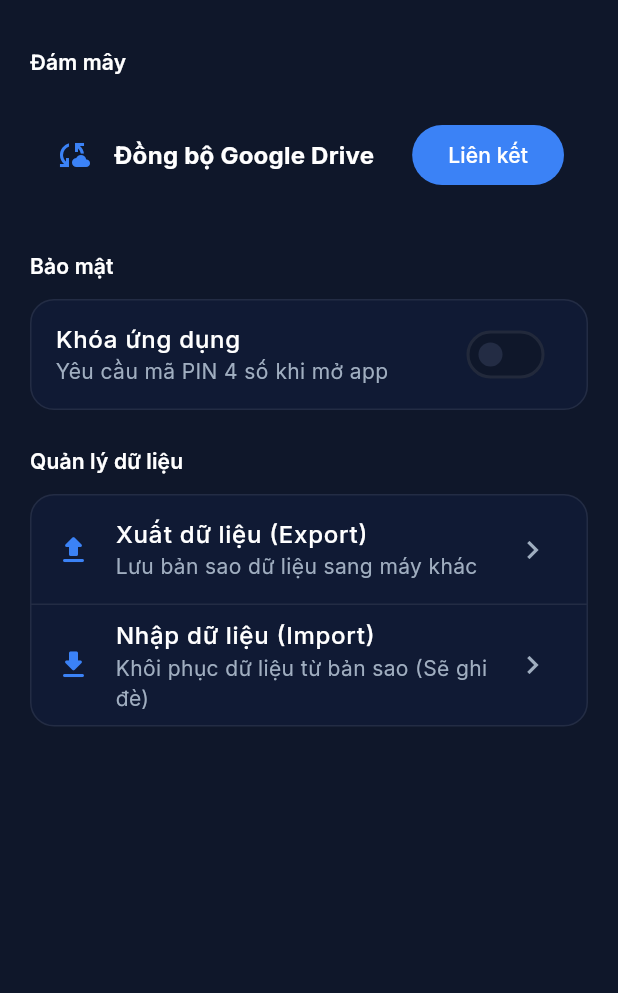
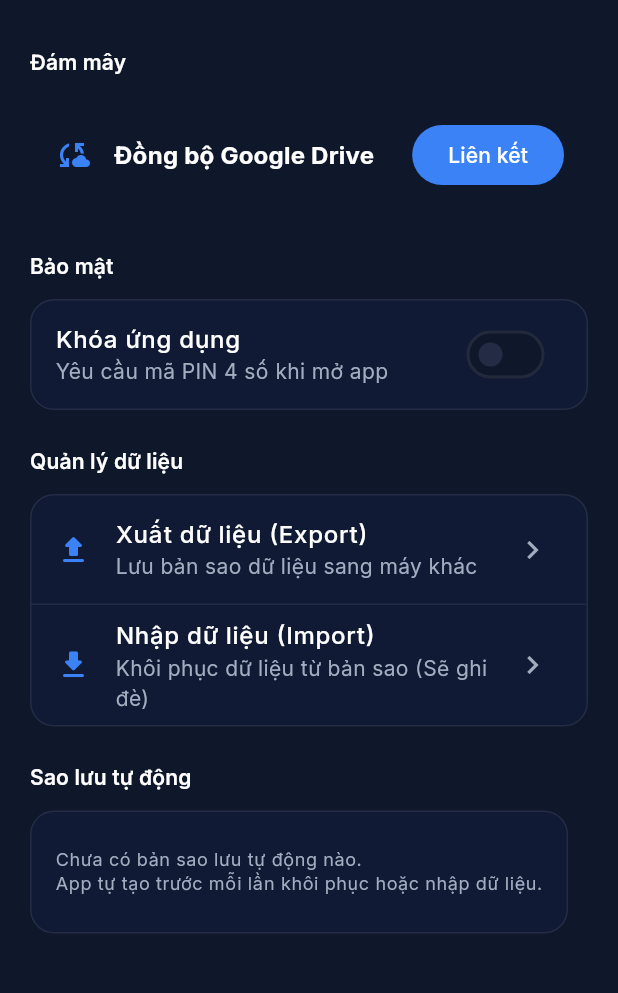
Before and after one commit to TranCongAnh-01A/Quan-ly-tai-chinh-offline, a Flutter app: the SettingsScreen screen opened directly, on a phone screen of 412 x 824 dp, the part 61-1054 px from its top. Run offline on Flutter 3.47's test engine with Material 3 defaults, Android fonts, the phone set to English and light mode, and no system bars; our stand-ins replace csv, equatable, file_picker, fl_chart, flutter_bloc, flutter_secure_storage and 9 more; missing offline and left inert: googleapis; accounts and stored records are empty; generated files the repository leaves out were written again; project files that could hold a hidden picture were left out.

Commit message:
feat(backup): thêm giao diện khôi phục từ bản sao lưu tự động
App tự chụp lại dữ liệu trước mỗi lần khôi phục hoặc nhập file, giữ 3 bản
gần nhất. Nhưng các file đó nằm trong thư mục riêng của app nên bộ chọn
file của hệ điều hành không nhìn thấy, và không có dòng code nào đọc lại
chúng — lưới an toàn tồn tại nhưng không ai với tới được.

Thêm listAutoBackups() và restoreFromAutoBackup(), kèm thẻ trong màn hình
Cài đặt liệt kê thời điểm và dung lượng từng bản, mỗi bản một nút khôi
phục. Khôi phục đi qua importFromJsonString() nên vẫn được validate và vẫn
tự chụp thêm một bản trước khi ghi đè.

```diff
--- a/lib/services/import_service.dart
+++ b/lib/services/import_service.dart
@@ -16,6 +16,29 @@ import '../data/models/journal.dart';
 import '../core/utils/receipt_storage.dart';
 import '../ui/screens/auth/auth_wrapper.dart';
 import 'export_service.dart';
+
+/// Một bản sao lưu tự động nằm trong thư mục riêng của app.
+class AutoBackupEntry {
+  final File file;
+  final DateTime createdAt;
+  final int sizeBytes;
+
+  const AutoBackupEntry({
+    required this.file,
+    required this.createdAt,
+    required this.sizeBytes,
+  });
+
+  /// Dung lượng dạng dễ đọc: "1,2 MB", "980 KB".
+  String get readableSize {
+    if (sizeBytes >= 1024 * 1024) {
+      final mb = sizeBytes / (1024 * 1024);
+      return '${mb.toStringAsFixed(1).replaceAll('.', ',')} MB';
+    }
+    if (sizeBytes >= 1024) return '${(sizeBytes / 1024).round()} KB';
+    return '$sizeBytes B';
+  }
+}
 
 class ImportService {
   Isar get _db => DatabaseService.instance;
@@ -85,6 +108,65 @@ class ImportService {
     await backupFile.writeAsString(backupJson);
 
     await pruneAutoBackups(dir);
+  }
+
+  /// Danh sách bản sao lưu tự động, mới nhất trước.
+  ///
+  /// Các file này nằm trong thư mục riêng của app nên bộ chọn file của hệ
+  /// điều hành không thấy — không liệt kê ra thì người dùng không có đường
+  /// nào chạm tới, và lưới an toàn coi như không tồn tại.
+  Future<List<AutoBackupEntry>> listAutoBackups() async {
+    try {
+      final dir = await getApplicationDocumentsDirectory();
+      return readAutoBackups(dir);
+    } catch (e) {
+      debugPrint('List auto backup ERROR: $e');
+      return const [];
+    }
+  }
+
+  @visibleForTesting
+  List<AutoBackupEntry> readAutoBackups(Directory dir) {
+    if (!dir.existsSync()) return const [];
+
+    final entries = <AutoBackupEntry>[];
+
+    for (final file in dir.listSync().whereType<File>()) {
+      final name = file.uri.pathSegments.last;
+      if (!name.startsWith(_autoBackupPrefix)) continue;
+
+      final timestamp = int.tryParse(
+        name.substring(_autoBackupPrefix.length).replaceAll('.json', ''),
+      );
+      if (timestamp == null) continue;
+
+      entries.add(AutoBackupEntry(
+        file: file,
+        createdAt: DateTime.fromMillisecondsSinceEpoch(timestamp),
+        sizeBytes: file.lengthSync(),
+      ));
+    }
+
+    entries.sort((a, b) => b.createdAt.compareTo(a.createdAt));
+    return entries;
+  }
+
+  /// Khôi phục từ 1 bản sao lưu tự động.
+  ///
+  /// Dữ liệu hiện tại lại được chụp thêm 1 bản trước khi ghi đè (bên trong
+  /// importFromJsonString), nên bấm nhầm vẫn còn đường lùi.
+  Future<bool> restoreFromAutoBackup(AutoBackupEntry entry) async {
+    try {
+      if (!await entry.file.exists()) {
+        debugPrint('Bản sao lưu tự động không còn tồn tại');
+        return false;
+      }
+
+      return await importFromJsonString(await entry.file.readAsString());
+    } catch (e) {
+      debugPrint('Restore auto backup ERROR: $e');
+      return false;
+    }
   }
 
   /// Chỉ giữ lại [maxAutoBackups] bản mới nhất.
--- a/lib/ui/screens/settings/settings_screen.dart
+++ b/lib/ui/screens/settings/settings_screen.dart
@@ -2,6 +2,7 @@ import 'package:flutter/material.dart';
 
 import '../../widgets/tutorial_dialog.dart';
 import '../../widgets/animated_slide_down.dart';
+import 'widgets/auto_backup_card.dart';
 import 'widgets/settings_sections.dart';
 
 class SettingsScreen extends StatelessWidget {
@@ -72,6 +73,18 @@ class SettingsScreen extends StatelessWidget {
               ],
             ),
           ),
+          SizedBox(height: 24),
+          FadeInSlideDown(
+            index: 4,
+            child: Column(
+              crossAxisAlignment: CrossAxisAlignment.start,
+              children: [
+                SettingsSectionTitle(title: 'Sao lưu tự động'),
+                SizedBox(height: 12),
+                AutoBackupCard(),
+              ],
+            ),
+          ),
           SizedBox(height: 40),
         ],
       ),
--- /dev/null
+++ b/lib/ui/screens/settings/widgets/auto_backup_card.dart
@@ -0,0 +1,176 @@
+import 'package:flutter/material.dart';
+import 'package:flutter_bloc/flutter_bloc.dart';
+import 'package:intl/intl.dart';
+
+import '../../../../core/theme/app_theme.dart';
+import '../../../../logic/budget/budget_cubit.dart';
+import '../../../../logic/expense/expense_cubit.dart';
+import '../../../../logic/fixed_expense/fixed_expense_cubit.dart';
+import '../../../../logic/journal/journal_cubit.dart';
+import '../../../../logic/stats/stats_cubit.dart';
+import '../../../../services/import_service.dart';
+
+/// Danh sách bản sao lưu tự động + nút khôi phục.
+///
+/// App tự chụp lại dữ liệu trước mỗi lần khôi phục/nhập file, nhưng các bản
+/// chụp đó nằm trong thư mục riêng của app — bộ chọn file của hệ điều hành
+/// không nhìn thấy. Không có màn hình này thì lưới an toàn coi như không có.
+class AutoBackupCard extends StatefulWidget {
+  const AutoBackupCard({super.key});
+
+  @override
+  State<AutoBackupCard> createState() => _AutoBackupCardState();
+}
+
+class _AutoBackupCardState extends State<AutoBackupCard> {
+  final ImportService _importService = ImportService();
+
+  List<AutoBackupEntry> _backups = const [];
+  bool _isLoading = true;
+
+  @override
+  void initState() {
+    super.initState();
+    _loadBackups();
+  }
+
+  Future<void> _loadBackups() async {
+    final backups = await _importService.listAutoBackups();
+    if (!mounted) return;
+
+    setState(() {
+      _backups = backups;
+      _isLoading = false;
+    });
+  }
+
+  Future<void> _confirmRestore(AutoBackupEntry entry) async {
+    final when = DateFormat('HH:mm dd/MM/yyyy').format(entry.createdAt);
+
+    final confirmed = await showDialog<bool>(
+      context: context,
+      builder: (dialogContext) => AlertDialog(
+        title: const Text('Khôi phục bản tự động'),
+        content: Text(
+          'Quay lại dữ liệu tại thời điểm $when.\n\n'
+          'Toàn bộ dữ liệu hiện tại sẽ bị thay thế. Trước khi ghi đè, app tự '
+          'tạo thêm một bản sao lưu nữa nên bạn vẫn có thể quay lại.',
+        ),
+        actions: [
+          TextButton(
+            onPressed: () => Navigator.pop(dialogContext, false),
+            child: const Text('Hủy'),
+          ),
+          FilledButton(
+            onPressed: () => Navigator.pop(dialogContext, true),
+            child: const Text('Khôi phục'),
+          ),
+        ],
+      ),
+    );
+
+    if (confirmed != true || !mounted) return;
+
+    await _restore(entry);
+  }
+
+  Future<void> _restore(AutoBackupEntry entry) async {
+    setState(() => _isLoading = true);
+
+    final success = await _importService.restoreFromAutoBackup(entry);
+    if (!mounted) return;
+
+    if (success) {
+      final now = DateTime.now();
+      context.read<ExpenseCubit>().loadMonth(now);
+      context.read<StatsCubit>().loadStatsByMonth(now.month, now.year);
+      context.read<BudgetCubit>().loadBudgets();
+      context.read<FixedExpenseCubit>().loadTemplates();
+      context.read<JournalCubit>().loadJournals();
+    }
+
+    ScaffoldMessenger.of(context).showSnackBar(
+      SnackBar(
+        content: Text(
+          success
+              ? 'Đã khôi phục bản sao lưu tự động'
+              : 'Không đọc được bản sao lưu này. Dữ liệu hiện tại được giữ nguyên.',
+        ),
+        backgroundColor: success ? AppTheme.incomeGreen : AppTheme.dangerRed,
+        behavior: SnackBarBehavior.floating,
+        shape: RoundedRectangleBorder(borderRadius: BorderRadius.circular(10)),
+      ),
+    );
+
+    // Khôi phục xong lại sinh thêm 1 bản mới → nạp lại danh sách
+    await _loadBackups();
+  }
+
+  @override
+  Widget build(BuildContext context) {
+    final theme = Theme.of(context);
+
+    return Container(
+      decoration: BoxDecoration(
+        color: theme.cardTheme.color ?? theme.colorScheme.surface,
+        borderRadius: BorderRadius.circular(16),
+        border: Border.all(color: theme.colorScheme.outline),
+      ),
+      padding: const EdgeInsets.symmetric(vertical: 8),
+      child: Column(
+        crossAxisAlignment: CrossAxisAlignment.start,
+        children: [
+          if (_isLoading)
+            const Padding(
+              padding: EdgeInsets.all(24),
+              child: Center(
+                child: SizedBox(
+                  width: 24,
+                  height: 24,
+                  child: CircularProgressIndicator(strokeWidth: 2),
+                ),
+              ),
+            )
+          else if (_backups.isEmpty)
+            Padding(
+              padding: const EdgeInsets.all(16),
+              child: Text(
+                'Chưa có bản sao lưu tự động nào.\n'
+                'App tự tạo trước mỗi lần khôi phục hoặc nhập dữ liệu.',
+                style: theme.textTheme.bodySmall?.copyWith(
+                  color: theme.colorScheme.onSurfaceVariant,
+                ),
+              ),
+            )
+          else ...[
+            for (final entry in _backups)
+              ListTile(
+                leading: Icon(
+                  Icons.history_rounded,
+                  color: theme.colorScheme.primary,
+                ),
+                title: Text(
+                  DateFormat('HH:mm dd/MM/yyyy').format(entry.createdAt),
+                ),
+                subtitle: Text(entry.readableSize),
+                trailing: TextButton(
+                  onPressed: () => _confirmRestore(entry),
+                  child: const Text('Khôi phục'),
+                ),
+              ),
+            Padding(
+              padding: const EdgeInsets.fromLTRB(16, 8, 16, 12),
+              child: Text(
+                'Giữ ${ImportService.maxAutoBackups} bản gần nhất, '
+                'tự tạo trước mỗi lần khôi phục hoặc nhập dữ liệu.',
+                style: theme.textTheme.bodySmall?.copyWith(
+                  color: theme.colorScheme.onSurfaceVariant,
+                ),
+              ),
+            ),
+          ],
+        ],
+      ),
+    );
+  }
+}
```
Also changed, not shown: 1 other file.
